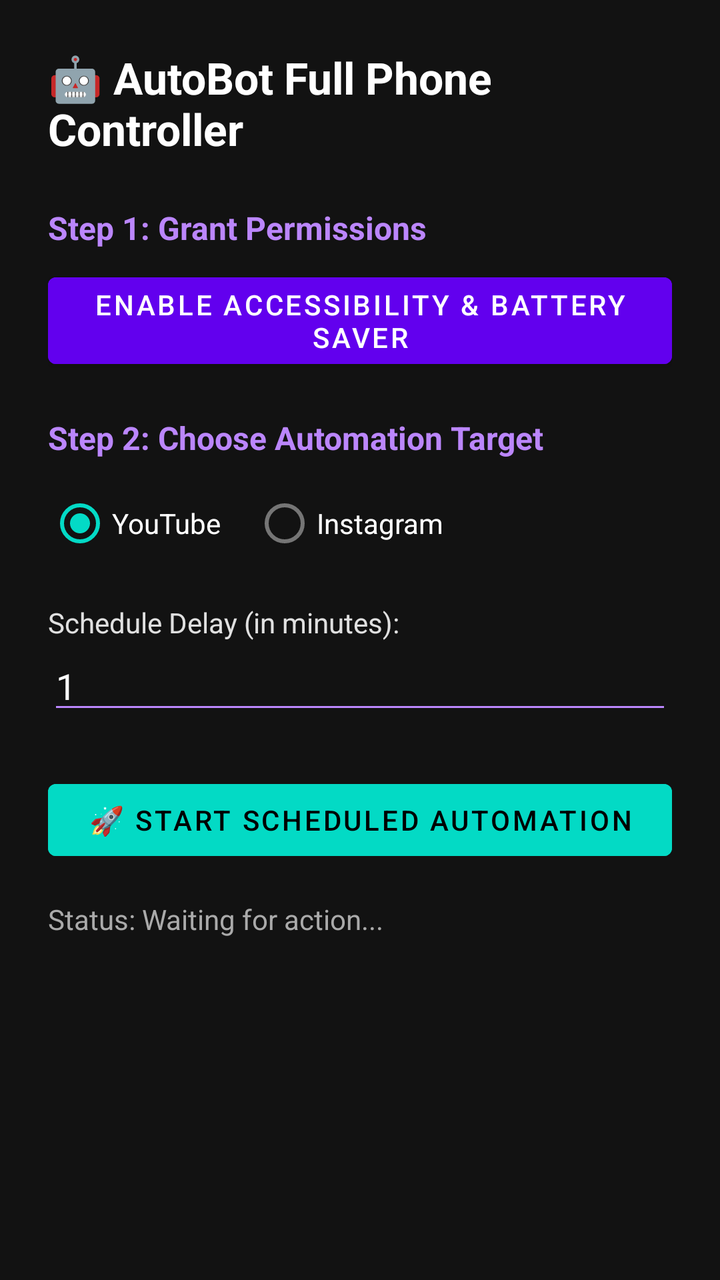
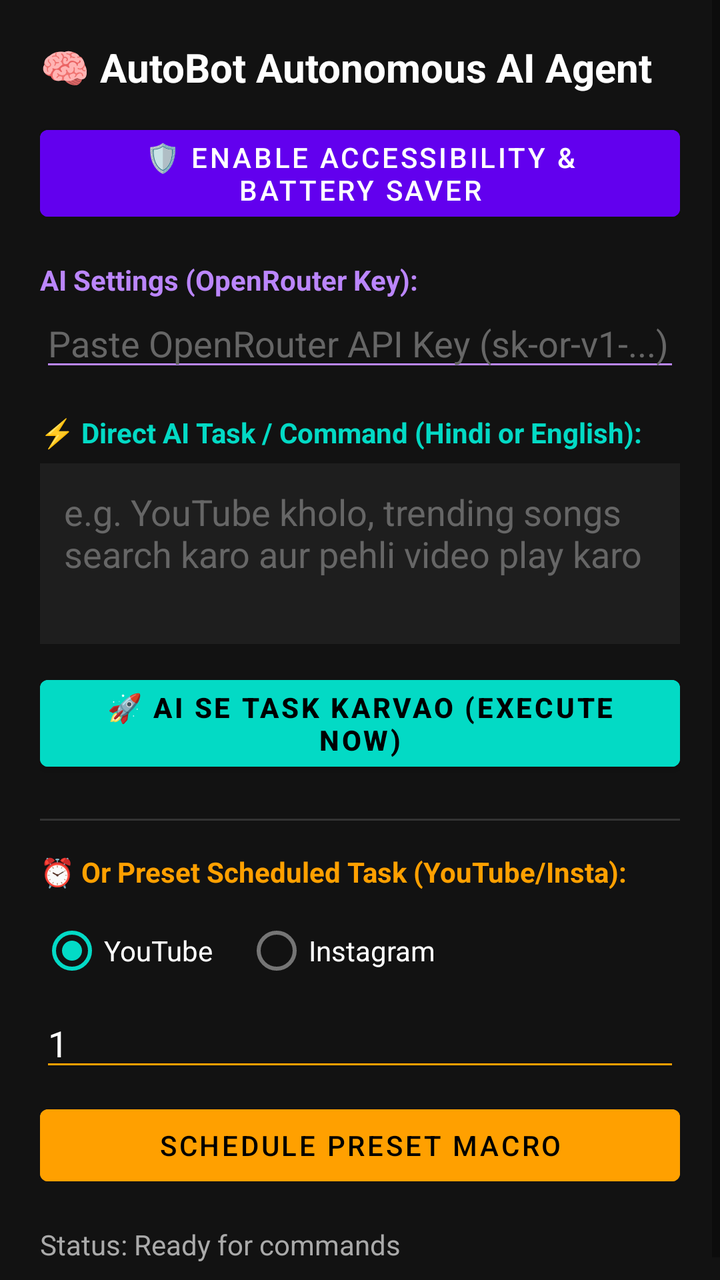

Two renders of the same Android screen: before a commit and after it. Below are the layout's source before the change and the commit's diff.
<!-- AndroidManifest.xml: application theme Theme.MaterialComponents.DayNight.NoActionBar -->
<!-- res/layout/activity_main.xml -->
<?xml version="1.0" encoding="utf-8"?>
<LinearLayout xmlns:android="http://schemas.android.com/apk/res/android"
    android:layout_width="match_parent"
    android:layout_height="match_parent"
    android:orientation="vertical"
    android:padding="24dp"
    android:background="#121212">

    <TextView
        android:layout_width="match_parent"
        android:layout_height="wrap_content"
        android:text="🤖 AutoBot Full Phone Controller"
        android:textColor="#FFFFFF"
        android:textSize="22sp"
        android:textStyle="bold"
        android:layout_marginBottom="16dp" />

    <TextView
        android:layout_width="match_parent"
        android:layout_height="wrap_content"
        android:text="Step 1: Grant Permissions"
        android:textColor="#BB86FC"
        android:textSize="16sp"
        android:textStyle="bold"
        android:layout_marginTop="8dp" />

    <Button
        android:id="@+id/btnPermissions"
        android:layout_width="match_parent"
        android:layout_height="wrap_content"
        android:text="Enable Accessibility &amp; Battery Saver"
        android:backgroundTint="#6200EE"
        android:textColor="#FFFFFF"
        android:layout_marginTop="8dp" />

    <TextView
        android:layout_width="match_parent"
        android:layout_height="wrap_content"
        android:text="Step 2: Choose Automation Target"
        android:textColor="#BB86FC"
        android:textSize="16sp"
        android:textStyle="bold"
        android:layout_marginTop="20dp" />

    <RadioGroup
        android:id="@+id/rgTargetApp"
        android:layout_width="match_parent"
        android:layout_height="wrap_content"
        android:orientation="horizontal"
        android:layout_marginTop="8dp">

        <RadioButton
            android:id="@+id/rbYouTube"
            android:layout_width="wrap_content"
            android:layout_height="wrap_content"
            android:text="YouTube"
            android:textColor="#FFFFFF"
            android:checked="true" />

        <RadioButton
            android:id="@+id/rbInstagram"
            android:layout_width="wrap_content"
            android:layout_height="wrap_content"
            android:text="Instagram"
            android:textColor="#FFFFFF"
            android:layout_marginStart="16dp" />
    </RadioGroup>

    <TextView
        android:layout_width="match_parent"
        android:layout_height="wrap_content"
        android:text="Schedule Delay (in minutes):"
        android:textColor="#E0E0E0"
        android:layout_marginTop="16dp" />

    <EditText
        android:id="@+id/etDelayMinutes"
        android:layout_width="match_parent"
        android:layout_height="wrap_content"
        android:inputType="number"
        android:text="1"
        android:textColor="#FFFFFF"
        android:textColorHint="#888888"
        android:backgroundTint="#BB86FC" />

    <Button
        android:id="@+id/btnScheduleTask"
        android:layout_width="match_parent"
        android:layout_height="wrap_content"
        android:text="🚀 Start Scheduled Automation"
        android:backgroundTint="#03DAC5"
        android:textColor="#000000"
        android:layout_marginTop="24dp" />

    <TextView
        android:id="@+id/tvStatus"
        android:layout_width="match_parent"
        android:layout_height="wrap_content"
        android:text="Status: Waiting for action..."
        android:textColor="#AAAAAA"
        android:layout_marginTop="16dp" />

</LinearLayout>
<!-- resources referenced by this layout -->
<resources>

</resources>

<!-- the commit's change to res/layout/activity_main.xml (unified diff, before → after) -->
@@ -1,103 +1,150 @@
 <?xml version="1.0" encoding="utf-8"?>
-<LinearLayout xmlns:android="http://schemas.android.com/apk/res/android"
+<ScrollView xmlns:android="http://schemas.android.com/apk/res/android"
     android:layout_width="match_parent"
     android:layout_height="match_parent"
-    android:orientation="vertical"
-    android:padding="24dp"
+    android:fillViewport="true"
     android:background="#121212">
 
-    <TextView
+    <LinearLayout
         android:layout_width="match_parent"
         android:layout_height="wrap_content"
-        android:text="🤖 AutoBot Full Phone Controller"
-        android:textColor="#FFFFFF"
-        android:textSize="22sp"
-        android:textStyle="bold"
-        android:layout_marginBottom="16dp" />
+        android:orientation="vertical"
+        android:padding="20dp">
 
-    <TextView
-        android:layout_width="match_parent"
-        android:layout_height="wrap_content"
-        android:text="Step 1: Grant Permissions"
-        android:textColor="#BB86FC"
-        android:textSize="16sp"
-        android:textStyle="bold"
-        android:layout_marginTop="8dp" />
+        <TextView
+            android:layout_width="match_parent"
+            android:layout_height="wrap_content"
+            android:text="🧠 AutoBot Autonomous AI Agent"
+            android:textColor="#FFFFFF"
+            android:textSize="20sp"
+            android:textStyle="bold"
+            android:layout_marginBottom="12dp" />
 
-    <Button
-        android:id="@+id/btnPermissions"
-        android:layout_width="match_parent"
-        android:layout_height="wrap_content"
-        android:text="Enable Accessibility &amp; Battery Saver"
-        android:backgroundTint="#6200EE"
-        android:textColor="#FFFFFF"
-        android:layout_marginTop="8dp" />
+        <Button
+            android:id="@+id/btnPermissions"
+            android:layout_width="match_parent"
+            android:layout_height="wrap_content"
+            android:text="🛡️ Enable Accessibility &amp; Battery Saver"
+            android:backgroundTint="#6200EE"
+            android:textColor="#FFFFFF" />
 
-    <TextView
-        android:layout_width="match_parent"
-        android:layout_height="wrap_content"
-        android:text="Step 2: Choose Automation Target"
-        android:textColor="#BB86FC"
-        android:textSize="16sp"
-        android:textStyle="bold"
-        android:layout_marginTop="20dp" />
+        <TextView
+            android:layout_width="match_parent"
+            android:layout_height="wrap_content"
+            android:text="AI Settings (OpenRouter Key):"
+            android:textColor="#BB86FC"
+            android:textSize="14sp"
+            android:textStyle="bold"
+            android:layout_marginTop="16dp" />
 
-    <RadioGroup
-        android:id="@+id/rgTargetApp"
-        android:layout_width="match_parent"
-        android:layout_height="wrap_content"
-        android:orientation="horizontal"
-        android:layout_marginTop="8dp">
+        <EditText
+            android:id="@+id/etApiKey"
+            android:layout_width="match_parent"
+            android:layout_height="wrap_content"
+            android:hint="Paste OpenRouter API Key (sk-or-v1-...)"
+            android:textColor="#FFFFFF"
+            android:textColorHint="#666666"
+            android:inputType="textPassword"
+            android:backgroundTint="#BB86FC" />
 
-        <RadioButton
-            android:id="@+id/rbYouTube"
-            android:layout_width="wrap_content"
+        <TextView
+            android:layout_width="match_parent"
             android:layout_height="wrap_content"
-            android:text="YouTube"
+            android:text="⚡ Direct AI Task / Command (Hindi or English):"
+            android:textColor="#03DAC5"
+            android:textSize="14sp"
+            android:textStyle="bold"
+            android:layout_marginTop="16dp" />
+
+        <EditText
+            android:id="@+id/etUserPrompt"
+            android:layout_width="match_parent"
+            android:layout_height="wrap_content"
+            android:hint="e.g. YouTube kholo, trending songs search karo aur pehli video play karo"
             android:textColor="#FFFFFF"
-            android:checked="true" />
+            android:textColorHint="#666666"
+            android:minLines="3"
+            android:gravity="top|start"
+            android:background="#1E1E1E"
+            android:padding="12dp"
+            android:layout_marginTop="6dp" />
 
-        <RadioButton
-            android:id="@+id/rbInstagram"
-            android:layout_width="wrap_content"
+        <Button
+            android:id="@+id/btnRunAiTask"
+            android:layout_width="match_parent"
             android:layout_height="wrap_content"
-            android:text="Instagram"
+            android:text="🚀 AI se Task Karvao (Execute Now)"
+            android:backgroundTint="#03DAC5"
+            android:textColor="#000000"
+            android:textStyle="bold"
+            android:layout_marginTop="12dp" />
+
+        <View
+            android:layout_width="match_parent"
+            android:layout_height="1dp"
+            android:background="#333333"
+            android:layout_marginTop="20dp"
+            android:layout_marginBottom="16dp" />
+
+        <TextView
+            android:layout_width="match_parent"
+            android:layout_height="wrap_content"
+            android:text="⏰ Or Preset Scheduled Task (YouTube/Insta):"
+            android:textColor="#FFA000"
+            android:textSize="14sp"
+            android:textStyle="bold" />
+
+        <RadioGroup
+            android:id="@+id/rgTargetApp"
+            android:layout_width="match_parent"
+            android:layout_height="wrap_content"
+            android:orientation="horizontal"
+            android:layout_marginTop="6dp">
+
+            <RadioButton
+                android:id="@+id/rbYouTube"
+                android:layout_width="wrap_content"
+                android:layout_height="wrap_content"
+                android:text="YouTube"
+                android:textColor="#FFFFFF"
+                android:checked="true" />
+
+            <RadioButton
+                android:id="@+id/rbInstagram"
+                android:layout_width="wrap_content"
+                android:layout_height="wrap_content"
+                android:text="Instagram"
+                android:textColor="#FFFFFF"
+                android:layout_marginStart="16dp" />
+        </RadioGroup>
+
+        <EditText
+            android:id="@+id/etDelayMinutes"
+            android:layout_width="match_parent"
+            android:layout_height="wrap_content"
+            android:inputType="number"
+            android:text="1"
+            android:hint="Schedule delay in minutes"
             android:textColor="#FFFFFF"
-            android:layout_marginStart="16dp" />
-    </RadioGroup>
+            android:textColorHint="#888888"
+            android:backgroundTint="#FFA000" />
 
-    <TextView
-        android:layout_width="match_parent"
-        android:layout_height="wrap_content"
-        android:text="Schedule Delay (in minutes):"
-        android:textColor="#E0E0E0"
-        android:layout_marginTop="16dp" />
+        <Button
+            android:id="@+id/btnScheduleTask"
+            android:layout_width="match_parent"
+            android:layout_height="wrap_content"
+            android:text="Schedule Preset Macro"
+            android:backgroundTint="#FFA000"
+            android:textColor="#000000"
+            android:layout_marginTop="8dp" />
 
-    <EditText
-        android:id="@+id/etDelayMinutes"
-        android:layout_width="match_parent"
-        android:layout_height="wrap_content"
-        android:inputType="number"
-        android:text="1"
-        android:textColor="#FFFFFF"
-        android:textColorHint="#888888"
-        android:backgroundTint="#BB86FC" />
+        <TextView
+            android:id="@+id/tvStatus"
+            android:layout_width="match_parent"
+            android:layout_height="wrap_content"
+            android:text="Status: Ready for commands"
+            android:textColor="#AAAAAA"
+            android:layout_marginTop="16dp" />
 
-    <Button
-        android:id="@+id/btnScheduleTask"
-        android:layout_width="match_parent"
-        android:layout_height="wrap_content"
-        android:text="🚀 Start Scheduled Automation"
-        android:backgroundTint="#03DAC5"
-        android:textColor="#000000"
-        android:layout_marginTop="24dp" />
-
-    <TextView
-        android:id="@+id/tvStatus"
-        android:layout_width="match_parent"
-        android:layout_height="wrap_content"
-        android:text="Status: Waiting for action..."
-        android:textColor="#AAAAAA"
-        android:layout_marginTop="16dp" />
-
-</LinearLayout>
+    </LinearLayout>
+</ScrollView>
